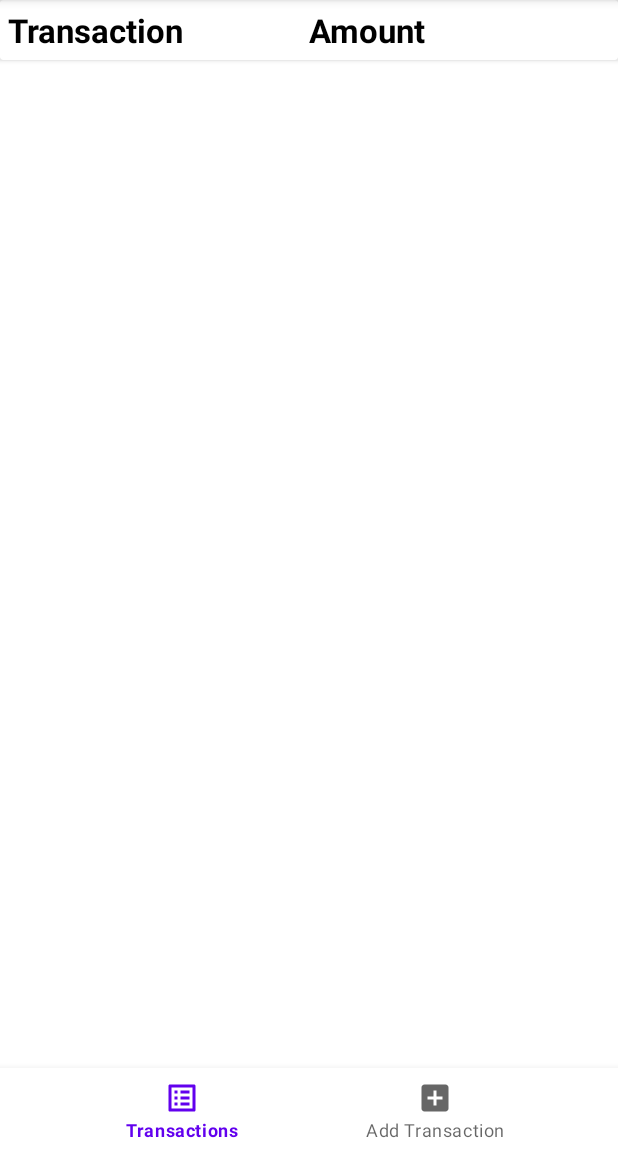
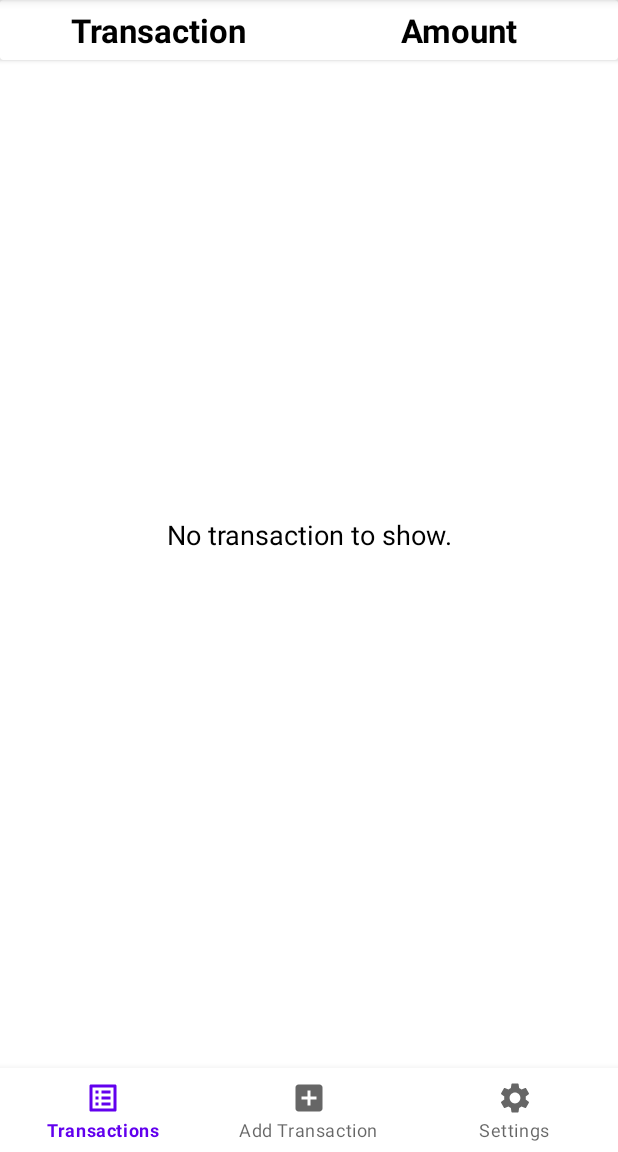
Before and after one commit to zawad2221/My-Simple-Ledger, an Android app: the screen it shows after launch (MainActivity), on a phone screen of 412 x 824 dp, the part 84-1236 px from its top. Run offline under Robolectric (Android 15) with nearby library versions, the phone set to English and light mode, and no system bars; our stand-ins replace Dagger/Hilt's generated code, Room's generated code, navigation-ui; libraries missing offline, so code that uses them is left out: okhttp3.internal.

Commit message:
settings added

```diff
--- a/app/src/main/java/com/example/mysimpleledger/data/repository/TransactionRepository.kt
+++ b/app/src/main/java/com/example/mysimpleledger/data/repository/TransactionRepository.kt
@@ -37,9 +37,18 @@ class TransactionRepository @Inject constructor(
     @Suppress("RedundantSuspendModifier")
     @WorkerThread
     suspend fun getAllTransaction(){
-        _transactionUiState.value = UiState.Loading
-        val transactions = transactionDao.getAllTransaction()
-        Log.d(javaClass.name, "got data ${transactions.size}")
-        _transactionUiState.value = UiState.Success(transactions)
+        try {
+            _transactionUiState.value = UiState.Loading
+            val transactions = transactionDao.getAllTransaction()
+            Log.d(javaClass.name, "got data ${transactions.size}")
+            if(transactions.isNotEmpty())
+                _transactionUiState.value = UiState.Success(transactions)
+            else
+                _transactionUiState.value = UiState.Empty
+        }
+        catch (e: Exception){
+            _transactionUiState.value = UiState.Error("failed to load data")
+        }
+
     }
 }
--- a/app/src/main/java/com/example/mysimpleledger/ui/fragment/TransactionListFragment.kt
+++ b/app/src/main/java/com/example/mysimpleledger/ui/fragment/TransactionListFragment.kt
@@ -45,7 +45,16 @@ class TransactionListFragment : Fragment() {
     override fun onViewCreated(view: View, savedInstanceState: Bundle?) {
         super.onViewCreated(view, savedInstanceState)
         getTransaction()
+        observeTransactionData()
+        swipeRefreshListener()
 
+    }
+
+    private fun swipeRefreshListener(){
+        mFragmentTransactionListBinding.swipeRefresh.setOnRefreshListener {
+            getTransaction()
+            mFragmentTransactionListBinding.swipeRefresh.isRefreshing = false
+        }
     }
 
     private fun getTransaction() {
@@ -53,26 +62,43 @@ class TransactionListFragment : Fragment() {
             mTransactionViewModel.getTransaction()
 
         }
+
+    }
+    private fun showToast(message: String){
+        Toast.makeText(context, message, Toast.LENGTH_LONG).show()
+    }
+    private fun observeTransactionData(){
         lifecycleScope.launchWhenCreated {
             mTransactionViewModel.transactionUiState.collect {
                 when (it) {
+                    is UiState.Empty ->{
+                        setProgressBarVisibility(View.GONE)
+                        setIsListEmptyVisibility(View.VISIBLE)
+                        setErrorMessageVisibility(View.GONE)
+                    }
                     is UiState.Success -> {
-                        showSnackBar("Data loaded")
+                        showToast("Data loaded")
                         Log.d(javaClass.name, "success to load data ${it.data[0].Amount}")
                         setProgressBarVisibility(View.GONE)
+                        setIsListEmptyVisibility(View.GONE)
+                        setErrorMessageVisibility(View.GONE)
                         initAdapter()
                         initRecyclerView()
                     }
                     is UiState.Loading -> {
                         Log.d(javaClass.name, "loading data ")
                         setProgressBarVisibility(View.VISIBLE)
+                        setIsListEmptyVisibility(View.GONE)
+                        setErrorMessageVisibility(View.GONE)
                     }
                     is UiState.Error -> {
                         showSnackBar("Failed to load data")
                         Log.d(javaClass.name, "failed to add " + it.message)
                         setProgressBarVisibility(View.GONE)
+                        setErrorMessageVisibility(View.VISIBLE)
+                        setIsListEmptyVisibility(View.GONE)
+
                     }
-                    else -> Unit
                 }
             }
         }
@@ -82,6 +108,12 @@ class TransactionListFragment : Fragment() {
         }
     private fun setProgressBarVisibility(visibility: Int){
         mFragmentTransactionListBinding.progressBar.visibility=visibility
+    }
+    private fun setIsListEmptyVisibility(visibility: Int){
+        mFragmentTransactionListBinding.isTransactionListEmpty.visibility=visibility
+    }
+    private fun setErrorMessageVisibility(visibility: Int){
+        mFragmentTransactionListBinding.errorLoadingData.visibility=visibility
     }
 
 
--- /dev/null
+++ b/app/src/main/res/drawable/cloud_backup_done.xml
@@ -0,0 +1,5 @@
+<vector android:height="24dp" android:tint="#3372FF"
+    android:viewportHeight="24" android:viewportWidth="24"
+    android:width="24dp" xmlns:android="http://schemas.android.com/apk/res/android">
+    <path android:fillColor="@android:color/white" android:pathData="M19.35,10.04C18.67,6.59 15.64,4 12,4 9.11,4 6.6,5.64 5.35,8.04 2.34,8.36 0,10.91 0,14c0,3.31 2.69,6 6,6h13c2.76,0 5,-2.24 5,-5 0,-2.64 -2.05,-4.78 -4.65,-4.96zM10,17l-3.5,-3.5 1.41,-1.41L10,14.17 15.18,9l1.41,1.41L10,17z"/>
+</vector>
--- /dev/null
+++ b/app/src/main/res/drawable/cloud_not_backup.xml
@@ -0,0 +1,5 @@
+<vector android:height="24dp" android:tint="#3372FF"
+    android:viewportHeight="24" android:viewportWidth="24"
+    android:width="24dp" xmlns:android="http://schemas.android.com/apk/res/android">
+    <path android:fillColor="@android:color/white" android:pathData="M19.35,10.04C18.67,6.59 15.64,4 12,4c-1.48,0 -2.85,0.43 -4.01,1.17l1.46,1.46C10.21,6.23 11.08,6 12,6c3.04,0 5.5,2.46 5.5,5.5v0.5H19c1.66,0 3,1.34 3,3 0,1.13 -0.64,2.11 -1.56,2.62l1.45,1.45C23.16,18.16 24,16.68 24,15c0,-2.64 -2.05,-4.78 -4.65,-4.96zM3,5.27l2.75,2.74C2.56,8.15 0,10.77 0,14c0,3.31 2.69,6 6,6h11.73l2,2L21,20.73 4.27,4 3,5.27zM7.73,10l8,8H6c-2.21,0 -4,-1.79 -4,-4s1.79,-4 4,-4h1.73z"/>
+</vector>
--- /dev/null
+++ b/app/src/main/res/drawable/settings.xml
@@ -0,0 +1,10 @@
+<vector xmlns:android="http://schemas.android.com/apk/res/android"
+    android:width="24dp"
+    android:height="24dp"
+    android:viewportWidth="24"
+    android:viewportHeight="24"
+    android:tint="?attr/colorControlNormal">
+  <path
+      android:fillColor="@android:color/white"
+      android:pathData="M19.14,12.94c0.04,-0.3 0.06,-0.61 0.06,-0.94c0,-0.32 -0.02,-0.64 -0.07,-0.94l2.03,-1.58c0.18,-0.14 0.23,-0.41 0.12,-0.61l-1.92,-3.32c-0.12,-0.22 -0.37,-0.29 -0.59,-0.22l-2.39,0.96c-0.5,-0.38 -1.03,-0.7 -1.62,-0.94L14.4,2.81c-0.04,-0.24 -0.24,-0.41 -0.48,-0.41h-3.84c-0.24,0 -0.43,0.17 -0.47,0.41L9.25,5.35C8.66,5.59 8.12,5.92 7.63,6.29L5.24,5.33c-0.22,-0.08 -0.47,0 -0.59,0.22L2.74,8.87C2.62,9.08 2.66,9.34 2.86,9.48l2.03,1.58C4.84,11.36 4.8,11.69 4.8,12s0.02,0.64 0.07,0.94l-2.03,1.58c-0.18,0.14 -0.23,0.41 -0.12,0.61l1.92,3.32c0.12,0.22 0.37,0.29 0.59,0.22l2.39,-0.96c0.5,0.38 1.03,0.7 1.62,0.94l0.36,2.54c0.05,0.24 0.24,0.41 0.48,0.41h3.84c0.24,0 0.44,-0.17 0.47,-0.41l0.36,-2.54c0.59,-0.24 1.13,-0.56 1.62,-0.94l2.39,0.96c0.22,0.08 0.47,0 0.59,-0.22l1.92,-3.32c0.12,-0.22 0.07,-0.47 -0.12,-0.61L19.14,12.94zM12,15.6c-1.98,0 -3.6,-1.62 -3.6,-3.6s1.62,-3.6 3.6,-3.6s3.6,1.62 3.6,3.6S13.98,15.6 12,15.6z"/>
+</vector>
--- a/app/src/main/res/layout/add_transaction_form.xml
+++ b/app/src/main/res/layout/add_transaction_form.xml
@@ -16,7 +16,6 @@
         app:startIconDrawable="@drawable/taka_icon_1"
         android:hint="@string/amount_hint"
         app:startIconTint="@color/black"
-
         >
 
         <com.google.android.material.textfield.TextInputEditText
--- a/app/src/main/res/layout/fragment_transaction_list.xml
+++ b/app/src/main/res/layout/fragment_transaction_list.xml
@@ -1,10 +1,20 @@
 <?xml version="1.0" encoding="utf-8"?>
-<androidx.constraintlayout.widget.ConstraintLayout xmlns:android="http://schemas.android.com/apk/res/android"
+
+<androidx.constraintlayout.widget.ConstraintLayout
+    xmlns:android="http://schemas.android.com/apk/res/android"
     xmlns:tools="http://schemas.android.com/tools"
     android:layout_width="match_parent"
     android:layout_height="match_parent"
     xmlns:app="http://schemas.android.com/apk/res-auto"
     tools:context=".ui.fragment.TransactionListFragment">
+    <androidx.swiperefreshlayout.widget.SwipeRefreshLayout
+        android:layout_width="match_parent"
+        android:layout_height="match_parent"
+        android:id="@+id/swipeRefresh"
+        >
+        <androidx.constraintlayout.widget.ConstraintLayout
+            android:layout_width="match_parent"
+            android:layout_height="match_parent">
             <androidx.cardview.widget.CardView
                 android:layout_width="match_parent"
                 android:layout_height="wrap_content"
@@ -28,17 +38,18 @@
                         android:textSize="@dimen/transaction_label_text_size"
                         android:textStyle="bold"
                         android:textColor="@color/textColor"
-                android:layout_gravity="center_vertical"
+                        android:textAlignment="center"
+
                         />
                     <TextView
                         android:layout_width="match_parent"
                         android:layout_height="wrap_content"
                         android:layout_weight="1"
-                android:layout_gravity="center_vertical"
                         android:text="@string/amount_hint"
                         android:textSize="@dimen/transaction_label_text_size"
                         android:textStyle="bold"
                         android:textColor="@color/textColor"
+                        android:textAlignment="center"
                         />
 
 
@@ -65,5 +76,34 @@
                 android:id="@+id/progressBar"
                 android:visibility="gone"
                 />
+            <TextView
+                app:layout_constraintLeft_toLeftOf="parent"
+                app:layout_constraintRight_toRightOf="parent"
+                app:layout_constraintTop_toTopOf="parent"
+                app:layout_constraintBottom_toBottomOf="parent"
+                android:layout_width="wrap_content"
+                android:layout_height="wrap_content"
+                android:id="@+id/isTransactionListEmpty"
+                android:text="@string/no_transaction_tag"
+                android:textColor="@color/textColor"
+                android:textSize="18sp"
+                android:visibility="gone"
+                />
+            <TextView
+                app:layout_constraintLeft_toLeftOf="parent"
+                app:layout_constraintRight_toRightOf="parent"
+                app:layout_constraintTop_toTopOf="parent"
+                app:layout_constraintBottom_toBottomOf="parent"
+                android:layout_width="wrap_content"
+                android:layout_height="wrap_content"
+                android:id="@+id/errorLoadingData"
+                android:text="@string/errorLoadingData"
+                android:textColor="@color/textColor"
+                android:textSize="18sp"
+                android:visibility="gone"
+                />
+        </androidx.constraintlayout.widget.ConstraintLayout>
+    </androidx.swiperefreshlayout.widget.SwipeRefreshLayout>
+
 
 </androidx.constraintlayout.widget.ConstraintLayout>
--- a/app/src/main/res/menu/home_bottom_menu.xml
+++ b/app/src/main/res/menu/home_bottom_menu.xml
@@ -7,4 +7,7 @@
     <item android:id="@+id/addTransactionFragment"
         android:icon="@drawable/add_icon"
         android:title="@string/home_bottom_menu_transaction_add_title"/>
+    <item android:id="@+id/settingsFragment"
+        android:icon="@drawable/settings"
+        android:title="@string/home_bottom_menu_settings_title"/>
 </menu>
--- a/app/src/main/res/navigation/home_nav_graph.xml
+++ b/app/src/main/res/navigation/home_nav_graph.xml
@@ -13,12 +13,24 @@
         <action
             android:id="@+id/action_transactionListFragment_to_addTransactionFragment"
             app:destination="@id/addTransactionFragment" />
+        <action
+            android:id="@+id/action_transactionListFragment_to_settingsFragment"
+            app:destination="@id/settingsFragment" />
     </fragment>
 
     <fragment
         android:id="@+id/addTransactionFragment"
         android:name="com.example.mysimpleledger.ui.fragment.AddTransactionFragment"
         android:label="fragment_add_transaction"
+        tools:layout="@layout/fragment_add_transaction" >
+        <action
+            android:id="@+id/action_addTransactionFragment_to_settingsFragment"
+            app:destination="@id/settingsFragment" />
+    </fragment>
+    <fragment
+        android:id="@+id/settingsFragment"
+        android:name="com.example.mysimpleledger.ui.fragment.SettingsFragment"
+        android:label="fragment_settings"
         tools:layout="@layout/fragment_add_transaction" />
 
 </navigation>
--- a/app/src/main/res/values/dimens.xml
+++ b/app/src/main/res/values/dimens.xml
@@ -4,4 +4,10 @@
     <dimen name="add_transaction_input_field_top_margin">15dp</dimen>
     <dimen name="add_transaction_radio_group_left_margin">8dp</dimen>
     <dimen name="transaction_label_text_size">22sp</dimen>
+    <dimen name="backup_status_card_left_right_margin">22dp</dimen>
+    <dimen name="backup_status_card_padding">22dp</dimen>
+    <dimen name="backup_status_text_size">22dp</dimen>
+    <dimen name="backup_status_card_elevation">11dp</dimen>
+    <dimen name="backup_status_card_corner_radius">11dp</dimen>
+    <dimen name="backup_status_card_top_margin">22dp</dimen>
 </resources>
--- a/app/src/main/res/values/strings.xml
+++ b/app/src/main/res/values/strings.xml
@@ -17,4 +17,11 @@
 
     <string name="base_url">www.something.com/</string>
     <string name="transaction_label">Transaction</string>
+    <string name="home_bottom_menu_settings_title">Settings</string>
+    <string name="backup_status_backup">"All data is backed up. "</string>
+    <string name="backup_status_not_backup">Not all data is backed up.</string>
+    <string name="backup_last_backup_tag">Last backup</string>
+    <string name="auto_backup_label">Auto Backup</string>
+    <string name="no_transaction_tag">No transaction to show.</string>
+    <string name="errorLoadingData">Error in loading data. <br/>Swipe down to reload.</string>
 </resources>
```
Also changed, not shown: app/src/main/java/com/example/mysimpleledger/ui/fragment/SettingsFragment.kt (added, +58 -0 lines), app/src/main/res/layout/fragment_settings.xml (added, +79 -0 lines). Lines whose indentation alone changed are shown as unchanged.
